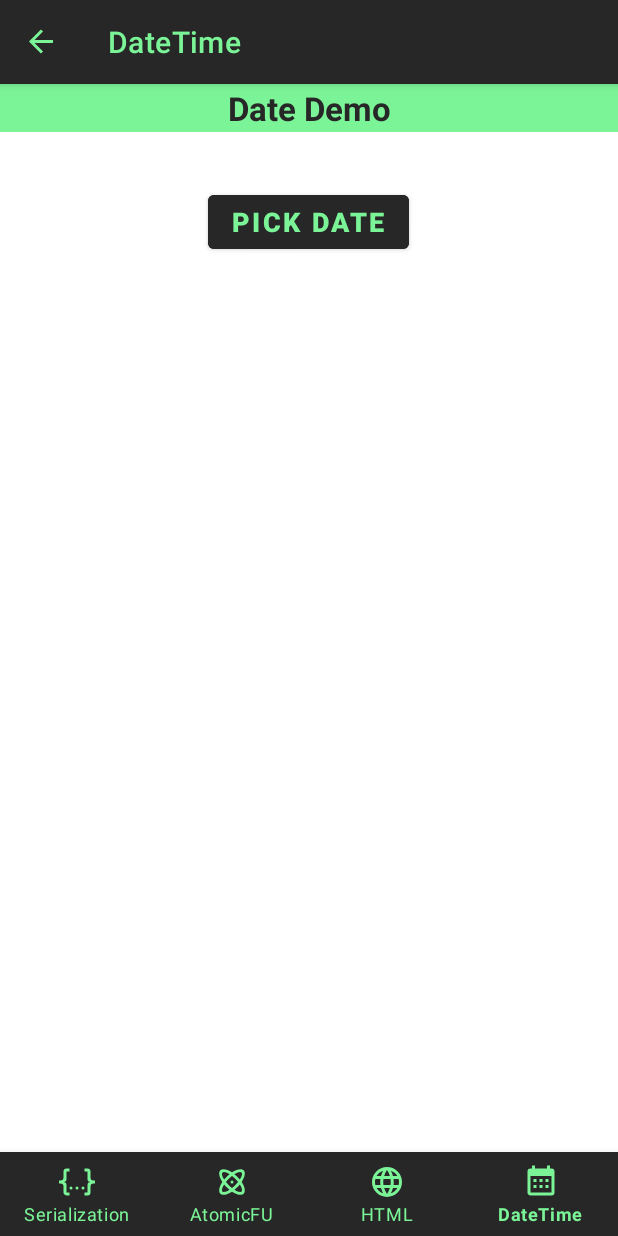
After one commit to severn-everett/AndroidXDemo, an Android app: the DateTimeFragment screen opened through its navigation route, on a phone screen of 412 x 824 dp. The commit adds this screen. Run offline under Robolectric (Android 15) with nearby library versions, the phone set to English and light mode, and no system bars; our stand-ins replace navigation-ui.

Commit message:
Added initial code for DateTimeFragment; Various UI fixes across components

```diff
--- a/app/build.gradle.kts
+++ b/app/build.gradle.kts
@@ -48,6 +48,7 @@ dependencies {
     implementation("androidx.navigation:navigation-ui-ktx:2.5.3")
     implementation("com.google.android.material:material:1.8.0")
     implementation("org.jetbrains.kotlinx:atomicfu:0.20.2")
+    implementation("org.jetbrains.kotlinx:kotlinx-datetime:0.4.0")
     implementation("org.jetbrains.kotlinx:kotlinx-html-jvm:0.8.0")
     implementation("org.jetbrains.kotlinx:kotlinx-coroutines-android:1.6.4")
     implementation("org.jetbrains.kotlinx:kotlinx-serialization-json:1.5.0")
--- a/app/src/main/java/com/severett/androidxdemo/ui/atomicfu/AtomicFUFragment.kt
+++ b/app/src/main/java/com/severett/androidxdemo/ui/atomicfu/AtomicFUFragment.kt
@@ -31,11 +31,11 @@ class AtomicFUFragment : Fragment() {
         binding.runRaceButton.setOnClickListener {
             val (safeValue, unsafeValue) = runRace()
             binding.safeValueLabel.text = resources.getString(
-                R.string.label_atomicfu_safe_value,
+                R.string.content_atomicfu_safe_value,
                 safeValue.toString()
             )
             binding.unsafeValueLabel.text = resources.getString(
-                R.string.label_atomicfu_unsafe_value,
+                R.string.content_atomicfu_unsafe_value,
                 unsafeValue.toString().padStart(5, ' ')
             )
         }
--- /dev/null
+++ b/app/src/main/java/com/severett/androidxdemo/ui/datetime/DateTimeFragment.kt
@@ -0,0 +1,61 @@
+package com.severett.androidxdemo.ui.datetime
+
+import android.os.Bundle
+import android.view.LayoutInflater
+import android.view.View
+import android.view.ViewGroup
+import androidx.fragment.app.Fragment
+import com.google.android.material.datepicker.MaterialDatePicker
+import com.severett.androidxdemo.R
+import com.severett.androidxdemo.databinding.FragmentDatetimeBinding
+import kotlinx.datetime.Clock
+import kotlinx.datetime.Instant
+import kotlinx.datetime.TimeZone
+import kotlinx.datetime.toLocalDateTime
+import kotlin.math.abs
+import kotlin.math.ceil
+import kotlin.math.floor
+import kotlin.time.DurationUnit
+
+class DateTimeFragment : Fragment() {
+    private var _binding: FragmentDatetimeBinding? = null
+
+    // This property is only valid between onCreateView and
+    // onDestroyView.
+    private val binding get() = _binding!!
+
+    override fun onCreateView(
+        inflater: LayoutInflater,
+        container: ViewGroup?,
+        savedInstanceState: Bundle?
+    ): View {
+        _binding = FragmentDatetimeBinding.inflate(inflater, container, false)
+        val root: View = binding.root
+
+        binding.pickDateButton.setOnClickListener {
+            val datePicker = MaterialDatePicker.Builder
+                .datePicker()
+                .build()
+            datePicker.addOnPositiveButtonClickListener { value ->
+                val now = Clock.System.now()
+                val selectedInstant = Instant.fromEpochMilliseconds(value)
+                val elapse = (now - selectedInstant).toDouble(DurationUnit.DAYS)
+                val elapsedDays = (if (elapse < 0) ceil(abs(elapse)) else floor(elapse)).toInt()
+                binding.daysBetweenDisplay.text = resources.getQuantityString(
+                    R.plurals.content_datetime_dates_between,
+                    elapsedDays,
+                    elapsedDays,
+                    selectedInstant.toLocalDateTime(TimeZone.currentSystemDefault())
+                )
+            }
+            datePicker.show(parentFragmentManager, null)
+        }
+
+        return root
+    }
+
+    override fun onDestroyView() {
+        super.onDestroyView()
+        _binding = null
+    }
+}
--- /dev/null
+++ b/app/src/main/res/drawable/ic_calendar_black_24dp.xml
@@ -0,0 +1,10 @@
+<!-- drawable/calendar_month.xml -->
+<vector xmlns:android="http://schemas.android.com/apk/res/android"
+    android:width="24dp"
+    android:height="24dp"
+    android:viewportWidth="24"
+    android:viewportHeight="24">
+    <path
+        android:fillColor="#000000"
+        android:pathData="M9,10V12H7V10H9M13,10V12H11V10H13M17,10V12H15V10H17M19,3A2,2 0 0,1 21,5V19A2,2 0 0,1 19,21H5C3.89,21 3,20.1 3,19V5A2,2 0 0,1 5,3H6V1H8V3H16V1H18V3H19M19,19V8H5V19H19M9,14V16H7V14H9M13,14V16H11V14H13M17,14V16H15V14H17Z" />
+</vector>
--- a/app/src/main/res/layout/activity_main.xml
+++ b/app/src/main/res/layout/activity_main.xml
@@ -16,6 +16,7 @@
         app:layout_constraintBottom_toBottomOf="parent"
         app:layout_constraintLeft_toLeftOf="parent"
         app:layout_constraintRight_toRightOf="parent"
+        app:labelVisibilityMode="labeled"
         app:menu="@menu/bottom_nav_menu" />
 
     <fragment
--- /dev/null
+++ b/app/src/main/res/layout/fragment_datetime.xml
@@ -0,0 +1,53 @@
+<?xml version="1.0" encoding="utf-8"?>
+<androidx.constraintlayout.widget.ConstraintLayout xmlns:android="http://schemas.android.com/apk/res/android"
+    xmlns:app="http://schemas.android.com/apk/res-auto"
+    xmlns:tools="http://schemas.android.com/tools"
+    android:layout_width="match_parent"
+    android:layout_height="match_parent"
+    tools:context=".ui.datetime.DateTimeFragment">
+
+    <TextView
+        android:id="@+id/dateDemoSectionLabel"
+        android:layout_width="0dp"
+        android:layout_height="32dp"
+        android:background="@color/apiumhub_green_main"
+        android:gravity="center"
+        android:text="@string/label_datetime_date_demo"
+        android:textColor="@color/black"
+        android:textSize="22sp"
+        android:textStyle="bold"
+        app:layout_constraintEnd_toEndOf="parent"
+        app:layout_constraintStart_toStartOf="parent"
+        app:layout_constraintTop_toTopOf="parent" />
+
+    <TextView
+        android:id="@+id/daysBetweenDisplay"
+        android:layout_width="0dp"
+        android:layout_height="wrap_content"
+        android:layout_marginTop="36dp"
+        android:paddingStart="8dp"
+        android:paddingEnd="8dp"
+        android:textColor="@color/black"
+        android:textSize="20sp"
+        app:layout_constraintEnd_toEndOf="parent"
+        app:layout_constraintHorizontal_bias="0.0"
+        app:layout_constraintStart_toStartOf="parent"
+        app:layout_constraintTop_toBottomOf="@+id/pickDateButton"
+        tools:text="@string/content_datetime_dates_between" />
+
+    <Button
+        android:id="@+id/pickDateButton"
+        android:layout_width="wrap_content"
+        android:layout_height="wrap_content"
+        android:layout_marginStart="138dp"
+        android:layout_marginTop="36dp"
+        android:layout_marginEnd="139dp"
+        android:backgroundTint="@color/black"
+        android:text="@string/button_datetime_date"
+        android:textColor="@color/apiumhub_green_main"
+        android:textSize="18sp"
+        android:textStyle="bold"
+        app:layout_constraintEnd_toEndOf="parent"
+        app:layout_constraintStart_toStartOf="parent"
+        app:layout_constraintTop_toBottomOf="@+id/dateDemoSectionLabel" />
+</androidx.constraintlayout.widget.ConstraintLayout>
--- a/app/src/main/res/layout/fragment_html.xml
+++ b/app/src/main/res/layout/fragment_html.xml
@@ -107,9 +107,10 @@
         android:layout_marginStart="115dp"
         android:layout_marginTop="200dp"
         android:layout_marginEnd="116dp"
+        android:backgroundTint="@color/black"
         android:text="@string/button_html_generate"
         android:textColor="@color/apiumhub_green_main"
-        android:textSize="16sp"
+        android:textSize="18sp"
         android:textStyle="bold"
         app:layout_constraintEnd_toEndOf="parent"
         app:layout_constraintStart_toStartOf="parent"
--- a/app/src/main/res/menu/bottom_nav_menu.xml
+++ b/app/src/main/res/menu/bottom_nav_menu.xml
@@ -16,4 +16,9 @@
         android:icon="@drawable/ic_html_black_24dp"
         android:title="@string/title_html" />
 
+    <item
+        android:id="@+id/navigation_datetime"
+        android:icon="@drawable/ic_calendar_black_24dp"
+        android:title="@string/title_datetime" />
+
 </menu>
--- a/app/src/main/res/navigation/mobile_navigation.xml
+++ b/app/src/main/res/navigation/mobile_navigation.xml
@@ -23,4 +23,10 @@
         android:label="@string/title_html"
         tools:layout="@layout/fragment_html" />
 
+    <fragment
+        android:id="@+id/navigation_datetime"
+        android:name="com.severett.androidxdemo.ui.datetime.DateTimeFragment"
+        android:label="@string/title_datetime"
+        tools:layout="@layout/fragment_datetime" />
+
 </navigation>
--- a/app/src/main/res/values/strings.xml
+++ b/app/src/main/res/values/strings.xml
@@ -2,11 +2,13 @@
     <string name="app_name">AndroidXDemo</string>
     <!-- Titles -->
     <string name="title_atomicfu">AtomicFU</string>
+    <string name="title_datetime">DateTime</string>
     <string name="title_html">HTML</string>
     <string name="title_serialization">Serialization</string>
     <!-- Buttons -->
     <string name="button_atomicfu_execute">Run Race</string>
-    <string name="button_html_generate">Generate HTML</string>
+    <string name="button_datetime_date">Pick Date</string>
+    <string name="button_html_generate">Generate</string>
     <string name="button_serialization_execute">Run Serde</string>
     <!-- Inputs -->
     <string name="input_html_name"><u>Name:</u></string>
@@ -15,9 +17,9 @@
     <string name="input_serialization_bazz">Enter Bazz (Comma-Separated):</string>
     <string name="input_serialization_count">Enter Count:</string>
     <!-- Labels -->
-    <string name="label_atomicfu_header">"Up And Atom!" Variable Races</string>
-    <string name="label_atomicfu_safe_value">&#160;&#160;&#160;&#160;Safe Value: %s</string>
-    <string name="label_atomicfu_unsafe_value">Unsafe Value: %s</string>
+    <string name="label_atomicfu_header">\"Up And Atom!\" Variable Races</string>
+    <string name="label_datetime_date_demo">Date Demo</string>
+    <string name="label_datetime_time_demo">Time Demo</string>
     <string name="label_html_input">Input</string>
     <string name="label_html_generated_html">Generated HTML</string>
     <string name="label_html_italics">Italics</string>
@@ -31,6 +33,19 @@
     <string name="default_serialization_bazz">Bazz Value</string>
     <string name="default_serialization_count">0</string>
     <!-- Content -->
+    <string name="content_atomicfu_safe_value">&#160;&#160;&#160;&#160;Safe Value: %s</string>
+    <string name="content_atomicfu_unsafe_value">Unsafe Value: %s</string>
+    <plurals name="content_datetime_dates_between">
+        <item quantity="one">%d day between %s and now.</item>
+        <item quantity="other">%d days between %s and now.</item>
+    </plurals>
+    <string-array name="content_datetime_timezones">
+        <item>Cairo</item>
+        <item>New York City</item>
+        <item>London</item>
+        <item>New Delhi</item>
+        <item>Tokyo</item>
+    </string-array>
     <string name="content_html_hello">Hello, %s!</string>
     <string name="content_html_link">Would you like to know more?</string>
 </resources>
```
Also changed, not shown: app/src/main/res/layout/fragment_atomicfu.xml (+4 -4 lines), app/src/main/res/layout/fragment_serialization.xml (+6 -3 lines).
